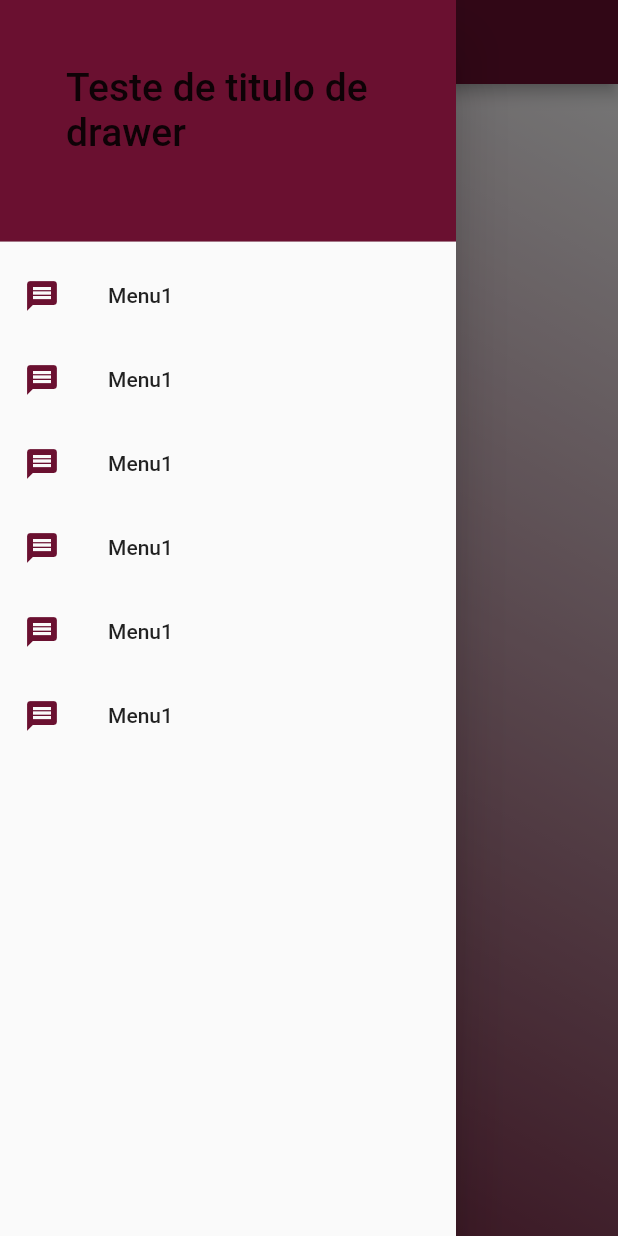
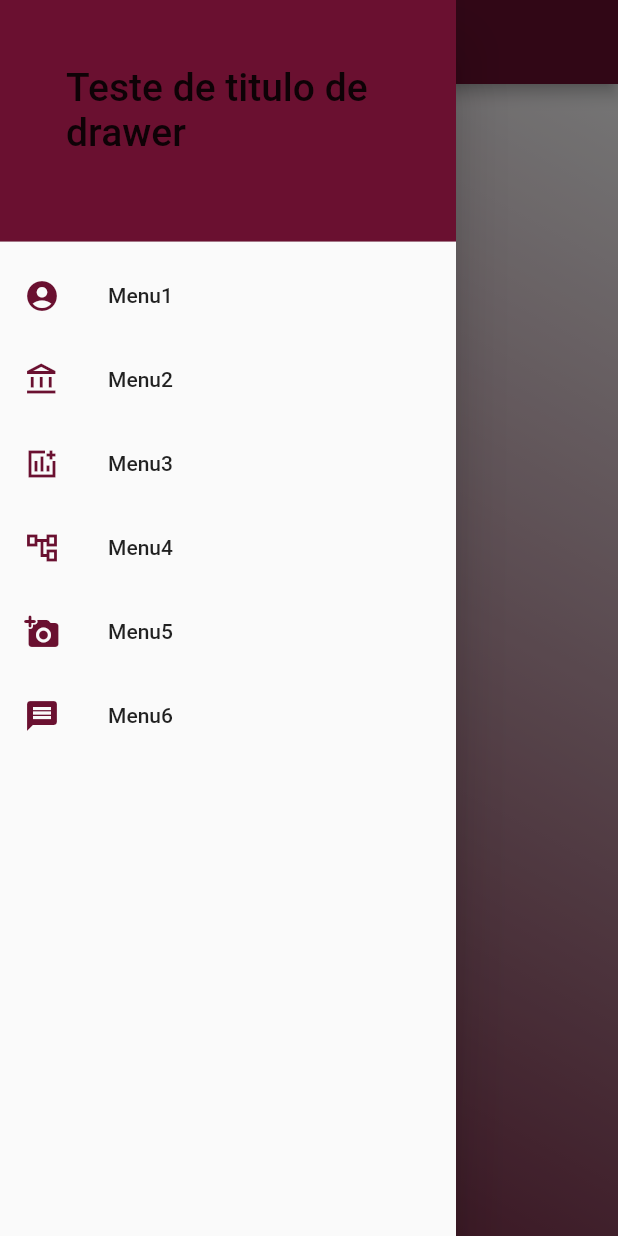
Before and after one commit to nateluisa/albatros_mobile, a Flutter app: the MyDrawer screen opened directly, with the side drawer open, on a phone screen of 412 x 824 dp. Run offline on Flutter 3.47's test engine with Material 2 defaults, Android fonts, the phone set to English and light mode, and no system bars; our stand-ins replace date_time_picker, expansion_tile_card, flutter_native_splash, sqflite; accounts and stored records are empty; Roboto replaces fonts that are missing (Nunito).

Commit message:
"changes"

```diff
--- a/lib/widgets/animated_login/src/utils/validators.dart
+++ b/lib/widgets/animated_login/src/utils/validators.dart
@@ -24,7 +24,7 @@ class Validators {
     errorMessage = _runValidations(email);
     if (errorMessage != null) return errorMessage;
     final bool isValid = RegExp(_emailRegex).hasMatch(email!);
-    if (!isValid) return 'Insira um email válido';
+    if (!isValid) return 'Insira os dados corretamente';
     return null;
   }
 
@@ -43,7 +43,7 @@ class Validators {
     errorMessage = _runValidations(name);
     if (errorMessage == null) {
       final bool isValid = RegExp(_nameRegex).hasMatch(name!);
-      if (!isValid) errorMessage = 'Insira um nome válido';
+      if (!isValid) errorMessage = 'Informe os dados corretamente!';
     }
     return errorMessage;
   }
@@ -67,7 +67,7 @@ class Validators {
   /// Checks whether the given [text] is longer than or equal to the [length].
   static String? _lengthCheck(String? text, int length) {
     final String lengthError =
-        'Informe os dados';
+        'Informe os dados corretamente!';
        // 'Precisa possuir mais de $length caracteres';
     if (text == null || text.length < length) return lengthError;
     return null;
--- a/lib/widgets/animated_login/src/widgets/form_part.dart
+++ b/lib/widgets/animated_login/src/widgets/form_part.dart
@@ -327,7 +327,7 @@ class _FormState extends State<_Form> {
       CustomTextFormField(
         controller: auth.emailController,
         hintText: loginTexts.emailHint,
-        prefixIcon: Icons.email_outlined,
+        prefixIcon: Icons.account_circle_sharp,
         prefixWidget: loginTheme.emailIcon,
         validator: auth.emailValidator,
         textInputAction: TextInputAction.next,
--- a/lib/widgets/animated_login/src/widgets/icons/base_icon.dart
+++ b/lib/widgets/animated_login/src/widgets/icons/base_icon.dart
@@ -37,7 +37,7 @@ class BaseIcon extends StatelessWidget {
           size: sizeFactor != null
               ? (dynamicSize.responsiveSize * sizeFactor!)
               : null,
-          color: color,
+          color: Colors.black,
         ),
       ),
     );
--- a/lib/widgets/drawer.dart
+++ b/lib/widgets/drawer.dart
@@ -1,4 +1,6 @@
 import 'package:flutter/material.dart';
+
+import '../pages/sincronizar.dart';
 
 class MyDrawer extends StatelessWidget {
   const MyDrawer({
@@ -32,50 +34,54 @@ class MyDrawer extends StatelessWidget {
             DrawerHeader(
               decoration: const BoxDecoration(
                 color: Color.fromARGB(255, 106, 16, 48),
-              ),
-              child: child,
+              ), child: child,
+            ),
+            ListTile(
+              onTap: () {
+                Navigator.pop(context);
+              },
+              leading: const Icon(Icons.account_circle_sharp, color: Color.fromARGB(255, 106, 16, 48),),
+              title: const Text('Menu1'),
+            ),
+            ListTile(
+              onTap: () {
+                Navigator.pop(context);
+              },
+              leading: const Icon(Icons.account_balance_outlined, color: Color.fromARGB(255, 106, 16, 48),),
+              title: const Text('Menu2'),
+            ),
+            ListTile(
+              onTap: () {
+                Navigator.pop(context);
+              },
+              leading: const Icon(Icons.add_chart_sharp, color: Color.fromARGB(255, 106, 16, 48),),
+              title: const Text('Menu3'),
+            ),
+            ListTile(
+              onTap: () {
+                Navigator.push(
+                  context,
+                  MaterialPageRoute(
+                      builder: (BuildContext context) => const Sincronizar()
+                  ),
+                );
+              },
+              leading: const Icon(Icons.account_tree_outlined, color: Color.fromARGB(255, 106, 16, 48),),
+              title: const Text('Menu4'),
+            ),
+            ListTile(
+              onTap: () {
+                Navigator.pop(context);
+              },
+              leading: const Icon(Icons.add_a_photo_rounded, color: Color.fromARGB(255, 106, 16, 48),),
+              title: const Text('Menu5'),
             ),
             ListTile(
               onTap: () {
                 Navigator.pop(context);
               },
               leading: const Icon(Icons.message, color: Color.fromARGB(255, 106, 16, 48),),
-              title: const Text('Menu1'),
-            ),
-            ListTile(
-              onTap: () {
-                Navigator.pop(context);
-              },
-              leading: const Icon(Icons.message, color: Color.fromARGB(255, 106, 16, 48),),
-              title: const Text('Menu1'),
-            ),
-            ListTile(
-              onTap: () {
-                Navigator.pop(context);
-              },
-              leading: const Icon(Icons.message, color: Color.fromARGB(255, 106, 16, 48),),
-              title: const Text('Menu1'),
-            ),
-            ListTile(
-              onTap: () {
-                Navigator.pop(context);
-              },
-              leading: const Icon(Icons.message, color: Color.fromARGB(255, 106, 16, 48),),
-              title: const Text('Menu1'),
-            ),
-            ListTile(
-              onTap: () {
-                Navigator.pop(context);
-              },
-              leading: const Icon(Icons.message, color: Color.fromARGB(255, 106, 16, 48),),
-              title: const Text('Menu1'),
-            ),
-            ListTile(
-              onTap: () {
-                Navigator.pop(context);
-              },
-              leading: const Icon(Icons.message, color: Color.fromARGB(255, 106, 16, 48),),
-              title: const Text('Menu1'),
+              title: const Text('Menu6'),
             ),
           ],
         ),
--- a/pubspec.yaml
+++ b/pubspec.yaml
@@ -49,7 +49,6 @@ dependencies:
   flutter_localizations:
     sdk: flutter
   dotted_border: ^2.0.0+2
-  animated_background: ^1.0.5
 
 
   # The following adds the Cupertino Icons font to your application.
```
Also changed, not shown: lib/main.dart (+84 -1 lines), lib/pages/pedidos_new.dart (+10 -3 lines), pubspec.lock.
